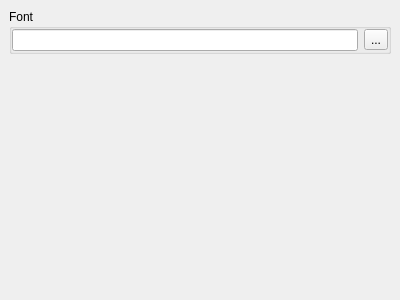
First picture: the form in xhexviewoptionswidget.ui, repository horsicq/XHexView, before the edit.
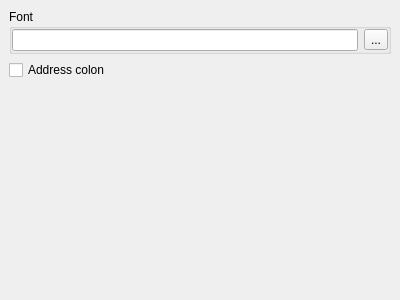
Second picture: the form after the edit.

```diff
--- a/xhexviewoptionswidget.ui
+++ b/xhexviewoptionswidget.ui
@@ -82,6 +82,13 @@
          </layout>
         </widget>
        </item>
+       <item>
+        <widget class="QCheckBox" name="checkBoxHexAddressColon">
+         <property name="text">
+          <string>Address colon</string>
+         </property>
+        </widget>
+       </item>
        <item>
         <spacer name="verticalSpacer">
          <property name="orientation">
```
